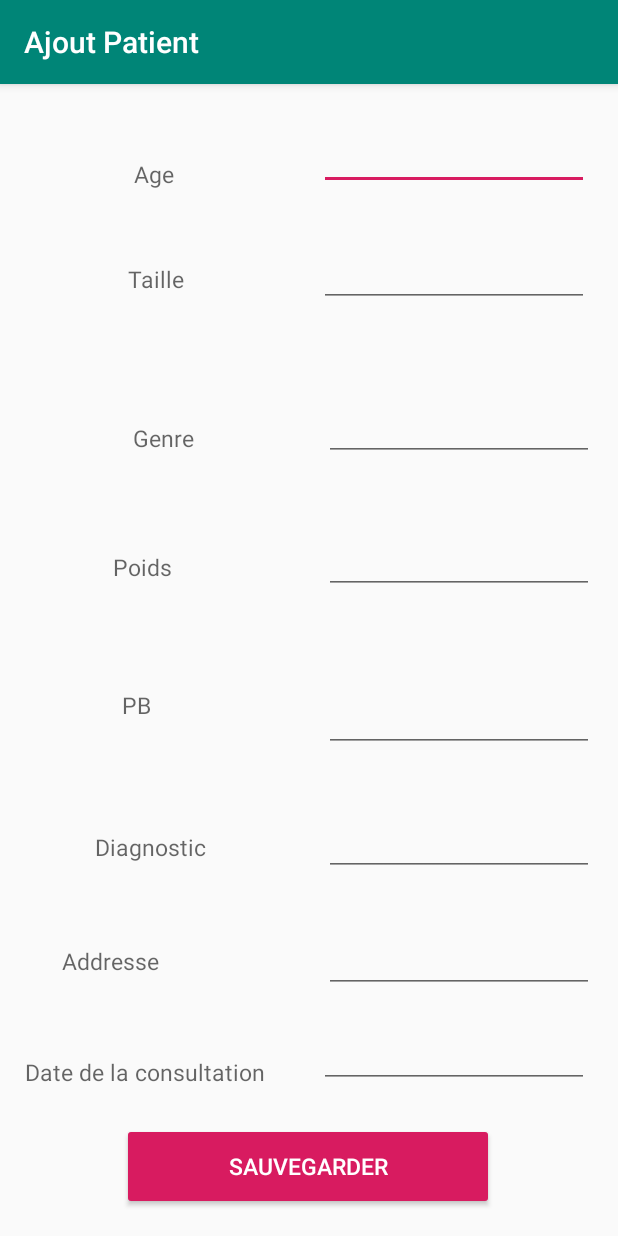
After one commit to rababany/ConsultationPrototypec, an Android app: the AjouterModifierActivity screen opened directly, with no data from a screen before it, on a phone screen of 412 x 824 dp. The commit adds this screen. Run offline under Robolectric (Android 15) with nearby library versions, the phone set to English and light mode, and no system bars; our stand-ins replace Room's generated code, data binding; 5 statements that could not run were skipped.

Commit message:
Ajout et Edit phase voalohany (mila reglena ny sauvegarde sy hafa)

```diff
--- a/app/build.gradle
+++ b/app/build.gradle
@@ -51,7 +51,6 @@ dependencies {
     implementation "androidx.room:room-rxjava2:$room_version"
 
 
-
     implementation fileTree(dir: 'libs', include: ['*.jar'])
     implementation 'androidx.appcompat:appcompat:1.1.0'
     implementation 'androidx.constraintlayout:constraintlayout:1.1.3'
--- a/app/src/main/AndroidManifest.xml
+++ b/app/src/main/AndroidManifest.xml
@@ -9,6 +9,7 @@
         android:roundIcon="@mipmap/ic_launcher_round"
         android:supportsRtl="true"
         android:theme="@style/AppTheme">
+        <activity android:name=".AjouterModifierActivity"></activity>
         <activity
             android:name=".MainActivity"
             android:label="@string/app_name"
--- /dev/null
+++ b/app/src/main/java/com/example/consultationprototype/AjouterModifierActivity.java
@@ -0,0 +1,77 @@
+package com.example.consultationprototype;
+
+import androidx.appcompat.app.AppCompatActivity;
+import androidx.databinding.DataBindingUtil;
+
+import android.content.Context;
+import android.content.Intent;
+import android.os.Bundle;
+import android.view.View;
+import android.widget.Toast;
+
+import com.example.consultationprototype.databinding.ActivityAjouterModifierBinding;
+import com.example.consultationprototype.model.Patient;
+
+public class AjouterModifierActivity extends AppCompatActivity {
+    private Patient patient;
+    public   static final String PATIENT_ID  = "idPatient";
+    public   static final String PATIENT_AGE  = "agePatient";
+    public   static final String PATIENT_SEXE  = "sexePatient";
+    public   static final String PATIENT_POIDS  = "poidsPatient";
+    public   static final String PATIENT_PB  = "pbPatient";
+    public   static final String PATIENT_TAILLE  = "taillePatient";
+    public   static final String PATIENT_ID_ADDRESSE  = "idDiagPatient";
+    public   static final String PATIENT_ID_DIAG  = "idAddrPatient";
+    public   static final String PATIENT_DATECONSULT  = "dateconsultPatient";
+    private ActivityAjouterModifierBinding activityAjouterModifierBinding;
+    private AjouteretModifierParClick ajouteretModifierParClick;
+
+    @Override
+    protected void onCreate(Bundle savedInstanceState) {
+        super.onCreate(savedInstanceState);
+        setContentView(R.layout.activity_ajouter_modifier);
+        patient = new Patient();
+        activityAjouterModifierBinding = DataBindingUtil.setContentView(this,R.layout.activity_ajouter_modifier);
+        activityAjouterModifierBinding.setPatient(patient);
+        ajouteretModifierParClick = new AjouteretModifierParClick(this);
+        activityAjouterModifierBinding.setClickHandler(ajouteretModifierParClick);
+        Intent intent= getIntent();
+        if(intent.hasExtra(PATIENT_ID)){
+            setTitle("Modification Patient");
+            patient.setAgePatient(intent.getStringExtra(PATIENT_AGE));
+            patient.setSexePatient(intent.getStringExtra(PATIENT_SEXE));
+            patient.setPoidsPatient(intent.getLongExtra(PATIENT_POIDS,0));
+            patient.setPbPatient(intent.getLongExtra(PATIENT_PB,0));
+            patient.setTaillePatient(intent.getLongExtra(PATIENT_TAILLE,0));
+            patient.setIdAddrPatient(intent.getLongExtra(PATIENT_ID_ADDRESSE,0));
+            patient.setIdDiagPatient(intent.getLongExtra(PATIENT_ID_DIAG,0));
+            patient.setDateconsultPatient(intent.getStringExtra(PATIENT_DATECONSULT));
+        } else {
+            setTitle("Ajout Patient");
+        }
+    }
+    public  class AjouteretModifierParClick {
+        Context context;
+
+        public AjouteretModifierParClick(Context context) {
+            this.context = context;
+        }
+        public void boutonSauvegarder(View view){
+            if(patient.getAgePatient()==null){
+                Toast.makeText(context,"cette ligne ne peut etre vide",Toast.LENGTH_LONG).show();
+            } else {
+                Intent intent = new Intent();
+                intent.putExtra(PATIENT_AGE,patient.getAgePatient());
+                intent.putExtra(PATIENT_SEXE,patient.getSexePatient());
+                intent.putExtra(PATIENT_POIDS,patient.getPoidsPatient());
+                intent.putExtra(PATIENT_PB,patient.getPbPatient());
+                intent.putExtra(PATIENT_TAILLE,patient.getTaillePatient());
+                intent.putExtra(PATIENT_ID_ADDRESSE,patient.getIdAddrPatient());
+                intent.putExtra(PATIENT_ID_DIAG,patient.getIdDiagPatient());
+                intent.putExtra(PATIENT_DATECONSULT,patient.getDateconsultPatient());
+                setResult(RESULT_OK,intent);
+                finish();
+            }
+        }
+    }
+}
--- a/app/src/main/java/com/example/consultationprototype/MainActivity.java
+++ b/app/src/main/java/com/example/consultationprototype/MainActivity.java
@@ -1,5 +1,6 @@
 package com.example.consultationprototype;
 
+import android.content.Intent;
 import android.os.Bundle;
 
 import com.example.consultationprototype.model.Addresse;
@@ -46,6 +47,10 @@ public class MainActivity extends AppCompatActivity {
     private ArrayList<Patient> patientAddresseArrayList;
     private RecyclerView patientRecycleview;
     private PatientAdapter patientAdapter;
+    private long patientIdAjout;
+
+    private static final int ADD_PATIENT_REQUEST_CODE = 1;
+    private static final int EDIT_PATIENT_REQUEST_CODE = 2;
 
     @Override
     protected void onCreate(Bundle savedInstanceState) {
@@ -122,10 +127,32 @@ public class MainActivity extends AppCompatActivity {
         patientRecycleview.setAdapter(patientAdapter);;
 
         patientAdapter.setPatientArrayList(patientAddresseArrayList);
+        patientAdapter.setListener(new PatientAdapter.OnItemClickListener() {
+            @Override
+            public void onItemClick(Patient patient) {
+                patientIdAjout = patient.getIdPatient();
+                Intent intent = new Intent(MainActivity.this, AjouterModifierActivity.class);
+                intent.putExtra(AjouterModifierActivity.PATIENT_ID,patientIdAjout);
+                intent.putExtra(AjouterModifierActivity.PATIENT_AGE,patient.getAgePatient());
+                intent.putExtra(AjouterModifierActivity.PATIENT_POIDS,patient.getPoidsPatient());
+                intent.putExtra(AjouterModifierActivity.PATIENT_SEXE,patient.getSexePatient());
+                intent.putExtra(AjouterModifierActivity.PATIENT_TAILLE,patient.getTaillePatient());
+                intent.putExtra(AjouterModifierActivity.PATIENT_PB,patient.getPbPatient());
+                intent.putExtra(AjouterModifierActivity.PATIENT_ID_ADDRESSE,patient.getIdAddrPatient());
+                intent.putExtra(AjouterModifierActivity.PATIENT_ID_DIAG,patient.getIdDiagPatient());
+                intent.putExtra(AjouterModifierActivity.PATIENT_DATECONSULT,patient.getDateconsultPatient());
+                startActivityForResult(intent,EDIT_PATIENT_REQUEST_CODE);
+            }
+        });
     }
     public  class MainActivityApresClick {
         public void clickBouton (View view){
-            Toast.makeText(getApplicationContext(), "click de la bouton", Toast.LENGTH_SHORT).show();
+//            Toast.makeText(getApplicationContext(), "click de la bouton", Toast.LENGTH_SHORT).show();
+            Intent intent = new Intent(MainActivity.this, AjouterModifierActivity.AjouteretModifierParClick.class);
+            startActivityForResult(intent,ADD_PATIENT_REQUEST_CODE);
+
+
+
         }
         public void onSelectItem(AdapterView<?> parent, View view, int pos, long id) {
 
--- a/app/src/main/java/com/example/consultationprototype/model/Patient.java
+++ b/app/src/main/java/com/example/consultationprototype/model/Patient.java
@@ -1,9 +1,13 @@
 package com.example.consultationprototype.model;
 
+
+import android.widget.TextView;
 
 import androidx.databinding.BaseObservable;
 import androidx.databinding.Bindable;
 
+import androidx.databinding.BindingAdapter;
+import androidx.databinding.InverseBindingAdapter;
 import androidx.databinding.library.baseAdapters.BR;
 import androidx.room.ColumnInfo;
 import androidx.room.Entity;
@@ -146,5 +150,14 @@ public class Patient extends BaseObservable {
         this.dateconsultPatient = dateconsultPatient;
         notifyPropertyChanged(BR.dateconsultPatient);
     }
+    @BindingAdapter("android:text")
+    public static void setText(TextView view, long value) {
+        view.setText(Long.toString(value));
+    }
+
+    @InverseBindingAdapter(attribute = "android:text")
+    public static long getText(TextView view) {
+        return Long.parseLong(view.getText().toString());
+    }
 
 }
--- /dev/null
+++ b/app/src/main/res/layout/activity_ajouter_modifier.xml
@@ -0,0 +1,337 @@
+<?xml version="1.0" encoding="utf-8"?>
+<layout xmlns:tools="http://schemas.android.com/tools"
+    xmlns:android="http://schemas.android.com/apk/res/android"
+    xmlns:app="http://schemas.android.com/apk/res-auto">
+
+    <data>
+        <variable
+            name="clickHandler"
+            type="com.example.consultationprototype.AjouterModifierActivity.AjouteretModifierParClick"/>
+        <variable
+            name="patient"
+            type="com.example.consultationprototype.model.Patient"/>
+    </data>
+    <androidx.constraintlayout.widget.ConstraintLayout
+
+        android:layout_width="match_parent"
+        android:layout_height="match_parent"
+        tools:context=".AddNewStudentActivity">
+
+        <Button
+            android:id="@+id/btnSubmit"
+            style="@style/Widget.AppCompat.Button.Colored"
+            android:layout_width="248dp"
+            android:layout_height="58dp"
+            android:layout_marginStart="8dp"
+            android:layout_marginTop="8dp"
+            android:layout_marginEnd="8dp"
+            android:layout_marginBottom="8dp"
+            android:text="@string/submit_button"
+            android:textColorLink="@color/colorPrimaryDark"
+            android:textSize="15sp"
+            app:layout_constraintBottom_toBottomOf="parent"
+            app:layout_constraintEnd_toEndOf="parent"
+            app:layout_constraintHorizontal_bias="0.496"
+            app:layout_constraintStart_toStartOf="parent"
+            app:layout_constraintTop_toTopOf="parent"
+            app:layout_constraintVertical_bias="0.987" />
+
+        <TextView
+            android:id="@+id/textView"
+            android:layout_width="wrap_content"
+            android:layout_height="wrap_content"
+            android:layout_marginStart="8dp"
+            android:layout_marginTop="8dp"
+            android:layout_marginEnd="8dp"
+            android:layout_marginBottom="8dp"
+            android:text="@string/AgePatient"
+            android:textAppearance="@style/TextAppearance.AppCompat.Display1"
+            android:textSize="15sp"
+            app:layout_constraintBottom_toBottomOf="parent"
+            app:layout_constraintEnd_toEndOf="parent"
+            app:layout_constraintHorizontal_bias="0.22"
+            app:layout_constraintStart_toStartOf="parent"
+            app:layout_constraintTop_toTopOf="parent"
+            app:layout_constraintVertical_bias="0.057" />
+
+        <TextView
+            android:id="@+id/textView2"
+            android:layout_width="wrap_content"
+            android:layout_height="wrap_content"
+            android:layout_marginStart="8dp"
+            android:layout_marginTop="8dp"
+            android:layout_marginEnd="8dp"
+            android:layout_marginBottom="8dp"
+            android:text="@string/SexePatien"
+            android:textAppearance="@style/TextAppearance.AppCompat.Display1"
+            android:textSize="15sp"
+            app:layout_constraintBottom_toBottomOf="parent"
+            app:layout_constraintEnd_toEndOf="parent"
+            app:layout_constraintHorizontal_bias="0.227"
+            app:layout_constraintStart_toStartOf="parent"
+            app:layout_constraintTop_toTopOf="parent"
+            app:layout_constraintVertical_bias="0.297" />
+
+        <TextView
+            android:id="@+id/textView3"
+            android:layout_width="wrap_content"
+            android:layout_height="wrap_content"
+            android:layout_marginStart="8dp"
+            android:layout_marginTop="8dp"
+            android:layout_marginEnd="8dp"
+            android:layout_marginBottom="8dp"
+            android:text="@string/PoidsPatient"
+            android:textAppearance="@style/TextAppearance.AppCompat.Display1"
+            android:textSize="15sp"
+            app:layout_constraintBottom_toBottomOf="parent"
+            app:layout_constraintEnd_toEndOf="parent"
+            app:layout_constraintHorizontal_bias="0.189"
+            app:layout_constraintStart_toStartOf="parent"
+            app:layout_constraintTop_toTopOf="parent"
+            app:layout_constraintVertical_bias="0.415" />
+
+        <TextView
+            android:id="@+id/textView4"
+            android:layout_width="wrap_content"
+            android:layout_height="wrap_content"
+            android:layout_marginStart="8dp"
+            android:layout_marginTop="8dp"
+            android:layout_marginEnd="8dp"
+            android:layout_marginBottom="8dp"
+            android:text="@string/TaillePatient"
+            android:textAppearance="@style/TextAppearance.AppCompat.Display1"
+            android:textSize="15sp"
+            app:layout_constraintBottom_toBottomOf="parent"
+            app:layout_constraintEnd_toEndOf="parent"
+            app:layout_constraintHorizontal_bias="0.216"
+            app:layout_constraintStart_toStartOf="parent"
+            app:layout_constraintTop_toTopOf="parent"
+            app:layout_constraintVertical_bias="0.152" />
+
+        <TextView
+            android:id="@+id/textView5"
+            android:layout_width="wrap_content"
+            android:layout_height="wrap_content"
+            android:layout_marginStart="8dp"
+            android:layout_marginTop="8dp"
+            android:layout_marginEnd="8dp"
+            android:layout_marginBottom="8dp"
+            android:text="@string/PbPatient"
+            android:textAppearance="@style/TextAppearance.AppCompat.Display1"
+            android:textSize="15sp"
+            app:layout_constraintBottom_toBottomOf="parent"
+            app:layout_constraintEnd_toEndOf="parent"
+            app:layout_constraintHorizontal_bias="0.194"
+            app:layout_constraintStart_toStartOf="parent"
+            app:layout_constraintTop_toTopOf="parent"
+            app:layout_constraintVertical_bias="0.541" />
+
+        <TextView
+            android:id="@+id/textView6"
+            android:layout_width="wrap_content"
+            android:layout_height="wrap_content"
+            android:layout_marginStart="8dp"
+            android:layout_marginTop="8dp"
+            android:layout_marginEnd="8dp"
+            android:layout_marginBottom="8dp"
+            android:text="@string/DiagnosticPatient"
+            android:textAppearance="@style/TextAppearance.AppCompat.Display1"
+            android:textSize="15sp"
+            app:layout_constraintBottom_toBottomOf="parent"
+            app:layout_constraintEnd_toEndOf="parent"
+            app:layout_constraintHorizontal_bias="0.172"
+            app:layout_constraintStart_toStartOf="parent"
+            app:layout_constraintTop_toTopOf="parent"
+            app:layout_constraintVertical_bias="0.671" />
+
+        <TextView
+            android:id="@+id/textView7"
+            android:layout_width="wrap_content"
+            android:layout_height="wrap_content"
+            android:layout_marginStart="8dp"
+            android:layout_marginTop="8dp"
+            android:layout_marginEnd="8dp"
+            android:layout_marginBottom="8dp"
+            android:text="@string/DateConsultPatient"
+            android:textAppearance="@style/TextAppearance.AppCompat.Display1"
+            android:textSize="15sp"
+            app:layout_constraintBottom_toBottomOf="parent"
+            app:layout_constraintEnd_toEndOf="parent"
+            app:layout_constraintHorizontal_bias="0.036"
+            app:layout_constraintStart_toStartOf="parent"
+            app:layout_constraintTop_toTopOf="parent"
+            app:layout_constraintVertical_bias="0.876" />
+
+        <TextView
+            android:id="@+id/textView8"
+            android:layout_width="wrap_content"
+            android:layout_height="wrap_content"
+            android:layout_marginStart="8dp"
+            android:layout_marginTop="8dp"
+            android:layout_marginEnd="8dp"
+            android:layout_marginBottom="8dp"
+            android:text="@string/AddressePatient"
+            android:textAppearance="@style/TextAppearance.AppCompat.Display1"
+            android:textSize="15sp"
+            app:layout_constraintBottom_toBottomOf="parent"
+            app:layout_constraintEnd_toEndOf="parent"
+            app:layout_constraintHorizontal_bias="0.1"
+            app:layout_constraintStart_toStartOf="parent"
+            app:layout_constraintTop_toTopOf="parent"
+            app:layout_constraintVertical_bias="0.775" />
+
+        <EditText
+            android:id="@+id/et_age"
+            android:text="@={patient.agePatient}"
+            android:layout_width="wrap_content"
+            android:layout_height="wrap_content"
+            android:layout_marginStart="8dp"
+            android:layout_marginTop="8dp"
+            android:layout_marginEnd="8dp"
+            android:layout_marginBottom="8dp"
+            android:ems="10"
+            android:inputType="textPersonName"
+            android:textSize="15sp"
+            app:layout_constraintBottom_toBottomOf="parent"
+            app:layout_constraintEnd_toEndOf="parent"
+            app:layout_constraintHorizontal_bias="0.949"
+            app:layout_constraintStart_toStartOf="parent"
+            app:layout_constraintTop_toTopOf="parent"
+            app:layout_constraintVertical_bias="0.029" />
+
+        <EditText
+            android:id="@+id/et_sexe"
+            android:text="@={patient.sexePatient}"
+            android:layout_width="wrap_content"
+            android:layout_height="wrap_content"
+            android:layout_marginStart="8dp"
+            android:layout_marginTop="8dp"
+            android:layout_marginEnd="8dp"
+            android:layout_marginBottom="8dp"
+            android:ems="10"
+            android:inputType="textPersonName"
+            android:textSize="15sp"
+            app:layout_constraintBottom_toBottomOf="parent"
+            app:layout_constraintEnd_toEndOf="parent"
+            app:layout_constraintHorizontal_bias="0.962"
+            app:layout_constraintStart_toStartOf="parent"
+            app:layout_constraintTop_toTopOf="parent"
+            app:layout_constraintVertical_bias="0.284" />
+
+        <EditText
+            android:id="@+id/et_poids"
+            android:text="@={patient.poidsPatient}"
+            android:layout_width="wrap_content"
+            android:layout_height="wrap_content"
+            android:layout_marginStart="8dp"
+            android:layout_marginTop="8dp"
+            android:layout_marginEnd="8dp"
+            android:layout_marginBottom="8dp"
+            android:ems="10"
+            android:inputType="textPersonName"
+            android:textSize="15sp"
+            app:layout_constraintBottom_toBottomOf="parent"
+            app:layout_constraintEnd_toEndOf="parent"
+            app:layout_constraintHorizontal_bias="0.962"
+            app:layout_constraintStart_toStartOf="parent"
+            app:layout_constraintTop_toTopOf="parent"
+            app:layout_constraintVertical_bias="0.408" />
+
+        <EditText
+            android:id="@+id/et_taille"
+            android:text="@={patient.taillePatient}"
+            android:layout_width="wrap_content"
+            android:layout_height="wrap_content"
+            android:layout_marginStart="8dp"
+            android:layout_marginTop="8dp"
+            android:layout_marginEnd="8dp"
+            android:layout_marginBottom="8dp"
+            android:ems="10"
+            android:inputType="textPersonName"
+            android:textSize="15sp"
+            app:layout_constraintBottom_toBottomOf="parent"
+            app:layout_constraintEnd_toEndOf="parent"
+            app:layout_constraintHorizontal_bias="0.949"
+            app:layout_constraintStart_toStartOf="parent"
+            app:layout_constraintTop_toTopOf="parent"
+            app:layout_constraintVertical_bias="0.139" />
+
+        <EditText
+            android:id="@+id/et_pb"
+            android:text="@={patient.pbPatient}"
+            android:layout_width="wrap_content"
+            android:layout_height="wrap_content"
+            android:layout_marginStart="8dp"
+            android:layout_marginTop="8dp"
+            android:layout_marginEnd="8dp"
+            android:layout_marginBottom="8dp"
+            android:ems="10"
+            android:inputType="textPersonName"
+            android:textSize="15sp"
+            app:layout_constraintBottom_toBottomOf="parent"
+            app:layout_constraintEnd_toEndOf="parent"
+            app:layout_constraintHorizontal_bias="0.962"
+            app:layout_constraintStart_toStartOf="parent"
+            app:layout_constraintTop_toTopOf="parent"
+            app:layout_constraintVertical_bias="0.557" />
+
+        <EditText
+            android:id="@+id/et_addresse"
+            android:text="@={patient.idAddrPatient}"
+            android:layout_width="wrap_content"
+            android:layout_height="wrap_content"
+            android:layout_marginStart="8dp"
+            android:layout_marginTop="8dp"
+            android:layout_marginEnd="8dp"
+            android:layout_marginBottom="8dp"
+            android:ems="10"
+            android:inputType="textPersonName"
+            android:textSize="15sp"
+            app:layout_constraintBottom_toBottomOf="parent"
+            app:layout_constraintEnd_toEndOf="parent"
+            app:layout_constraintHorizontal_bias="0.962"
+            app:layout_constraintStart_toStartOf="parent"
+            app:layout_constraintTop_toTopOf="parent"
+            app:layout_constraintVertical_bias="0.783" />
+
+        <EditText
+            android:id="@+id/et_diagnostic"
+            android:text="@={patient.idDiagPatient}"
+            android:layout_width="wrap_content"
+            android:layout_height="wrap_content"
+            android:layout_marginStart="8dp"
+            android:layout_marginTop="8dp"
+            android:layout_marginEnd="8dp"
+            android:layout_marginBottom="8dp"
+            android:ems="10"
+            android:inputType="textPersonName"
+            android:textSize="15sp"
+            app:layout_constraintBottom_toBottomOf="parent"
+            app:layout_constraintEnd_toEndOf="parent"
+            app:layout_constraintHorizontal_bias="0.962"
+            app:layout_constraintStart_toStartOf="parent"
+            app:layout_constraintTop_toTopOf="parent"
+            app:layout_constraintVertical_bias="0.673" />
+
+        <EditText
+            android:id="@+id/et_dateconsult"
+            android:text="@={patient.dateconsultPatient}"
+            android:layout_width="wrap_content"
+            android:layout_height="wrap_content"
+            android:layout_marginStart="8dp"
+            android:layout_marginTop="8dp"
+            android:layout_marginEnd="8dp"
+            android:layout_marginBottom="8dp"
+            android:ems="10"
+            android:inputType="textPersonName"
+            android:textSize="15sp"
+            app:layout_constraintBottom_toBottomOf="parent"
+            app:layout_constraintEnd_toEndOf="parent"
+            app:layout_constraintHorizontal_bias="0.949"
+            app:layout_constraintStart_toStartOf="parent"
+            app:layout_constraintTop_toTopOf="parent"
+            app:layout_constraintVertical_bias="0.872" />
+
+
+    </androidx.constraintlayout.widget.ConstraintLayout>
+</layout>
--- a/app/src/main/res/values/strings.xml
+++ b/app/src/main/res/values/strings.xml
@@ -1,4 +1,13 @@
 <resources>
     <string name="app_name">ConsultationPrototype</string>
     <string name="action_settings">Settings</string>
+    <string name="submit_button">Sauvegarder</string>
+    <string name="AgePatient">Age</string>
+    <string name="SexePatien">Genre</string>
+    <string name="PoidsPatient">Poids</string>
+    <string name="PbPatient">PB</string>
+    <string name="TaillePatient">Taille</string>
+    <string name="AddressePatient">Addresse</string>
+    <string name="DiagnosticPatient">Diagnostic</string>
+    <string name="DateConsultPatient">Date de la consultation </string>
 </resources>
```
